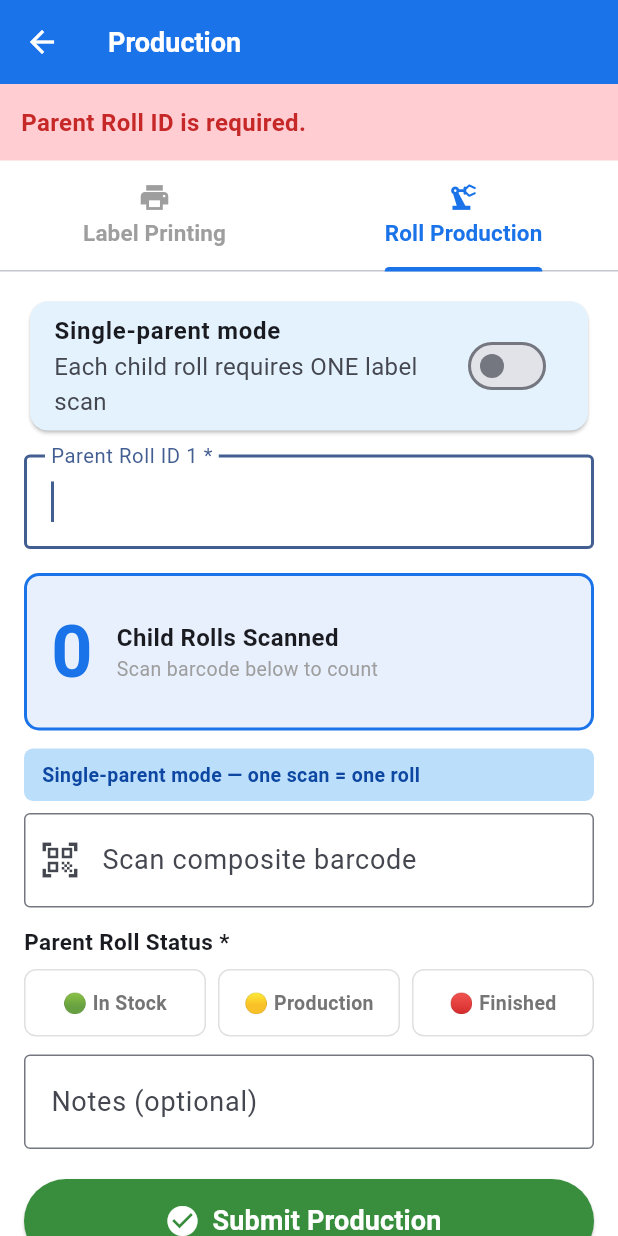
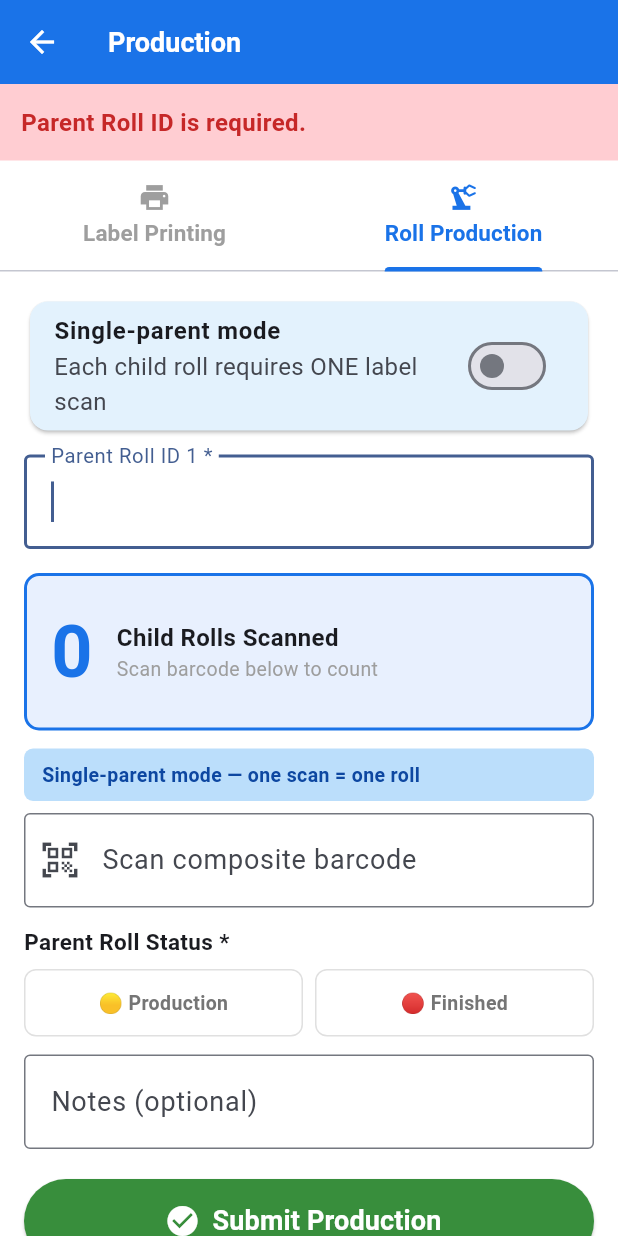
Before and after one commit to servairmarketing/compleat-mobile, a Flutter app: the ProductionScreen screen opened directly, tab 2 chosen, scrolled down 41 dp, after a tap on "Submit Production", after a tap on "Clear", on a phone screen of 412 x 824 dp. Run offline on Flutter 3.47's test engine with Material 3 defaults, Android fonts, the phone set to English and light mode, and no system bars; our stand-ins replace dio, dropdown_search, open_filex, package_info_plus, shared_preferences, sqflite; accounts and stored records are empty; network calls fail.

Commit message:
Roll Production: drop In Stock status, require Production/Finished per parent; 1.0.39+40
A parent that's been used in production has been at least partially
consumed, so it can never logically remain in_stock. Roll Production
now offers only Production / Finished — no default — and submit
blocks unless each parent in scope has an explicit selection. In
two-parent batches, parent 1 and parent 2 each get their own status
slot (parent_statuses payload now reflects per-parent selections
instead of one shared value).

Label Printing tab, Receive screen, and backend untouched.

Co-Authored-By: Claude Opus 4.7 (1M context) <noreply@anthropic.com>

```diff
--- a/lib/screens/production_screen.dart
+++ b/lib/screens/production_screen.dart
@@ -50,7 +50,11 @@ class _ProductionScreenState extends State<ProductionScreen>
   // pending label-1 scan so subsequent scans in a different toggle state are
   // blocked (the batch can't mix single-parent and splice rolls in one doc).
   bool? _rpBatchMode;
-  String _selectedStatus = '';
+  // Per-parent status. "In Stock" is no longer selectable on Roll Production
+  // — a parent that's been used in production has been at least partially
+  // consumed, so it can never logically remain in_stock.
+  String _selectedStatus1 = '';
+  String _selectedStatus2 = '';
   final _rpNotesController = TextEditingController();
   bool _submitting = false;
   final _rpParent1Focus = FocusNode();
@@ -607,8 +611,14 @@ class _ProductionScreenState extends State<ProductionScreen>
     _commitScan(parsedProductId, productName);
   }
 
-  void _selectStatus(String status) {
-    setState(() => _selectedStatus = status);
+  void _selectStatus(int parentSlot, String status) {
+    setState(() {
+      if (parentSlot == 1) {
+        _selectedStatus1 = status;
+      } else {
+        _selectedStatus2 = status;
+      }
+    });
   }
 
   Future<void> _submitProduction() async {
@@ -623,12 +633,24 @@ class _ProductionScreenState extends State<ProductionScreen>
     if (batchTwoParent && p2.isEmpty) { _showMessage('Please enter the second Parent Roll ID.', false); return; }
     if (_scannedItems.isEmpty) { _showMessage('Please scan at least one child roll.', false); return; }
     if (_rpFirstScanProduct != null) { _showMessage('Finish the second scan of the pending splice roll before submitting.', false); return; }
-    if (_selectedStatus.isEmpty) { _showMessage('Please select the parent roll status.', false); return; }
+    // A parent used in production has been at least partially consumed — it
+    // can't stay "in_stock". Force operator to pick Production or Finished
+    // for each parent in scope.
+    if (_selectedStatus1.isEmpty) {
+      _showMessage('Please select status for parent roll 1: Production or Finished.', false);
+      return;
+    }
+    if (batchTwoParent && _selectedStatus2.isEmpty) {
+      _showMessage('Please select status for parent roll 2: Production or Finished.', false);
+      return;
+    }
 
     setState(() => _submitting = true);
 
     final parentRollIds = batchTwoParent ? [p1, p2] : [p1];
-    final parentStatuses = parentRollIds.map((_) => _selectedStatus).toList();
+    final parentStatuses = batchTwoParent
+        ? [_selectedStatus1, _selectedStatus2]
+        : [_selectedStatus1];
     final items = _scannedItems.entries.map((e) => {
       'product_id': e.key,
       'quantity': e.value['count'],
@@ -660,7 +682,8 @@ class _ProductionScreenState extends State<ProductionScreen>
     setState(() {
       _rpTwoParent = false;
       _scannedItems = {};
-      _selectedStatus = '';
+      _selectedStatus1 = '';
+      _selectedStatus2 = '';
       _rpFirstScanProduct = null;
       _rpFirstScanParent = null;
       _rpBatchMode = null;
@@ -1170,16 +1193,29 @@ class _ProductionScreenState extends State<ProductionScreen>
             const SizedBox(height: 8),
           ],
 
-          // Parent roll status
-          const Text('Parent Roll Status *', style: TextStyle(fontSize: 15, fontWeight: FontWeight.bold)),
+          // Parent roll status — Production or Finished only. A parent used
+          // in production cannot remain "in_stock", so that option is gone.
+          // Each parent in scope needs its own explicit selection.
+          Text(
+            (_rpBatchMode ?? _rpTwoParent) ? 'Parent Roll 1 Status *' : 'Parent Roll Status *',
+            style: const TextStyle(fontSize: 15, fontWeight: FontWeight.bold),
+          ),
           const SizedBox(height: 8),
           Row(children: [
-            _statusButton('in_stock', '🟢 In Stock', Colors.green[700]!),
+            _statusButton(1, 'production', '🟡 Production', Colors.orange[700]!),
             const SizedBox(width: 8),
-            _statusButton('production', '🟡 Production', Colors.orange[700]!),
-            const SizedBox(width: 8),
-            _statusButton('finished', '🔴 Finished', Colors.red[700]!),
+            _statusButton(1, 'finished', '🔴 Finished', Colors.red[700]!),
           ]),
+          if (_rpBatchMode ?? _rpTwoParent) ...[
+            const SizedBox(height: 12),
+            const Text('Parent Roll 2 Status *', style: TextStyle(fontSize: 15, fontWeight: FontWeight.bold)),
+            const SizedBox(height: 8),
+            Row(children: [
+              _statusButton(2, 'production', '🟡 Production', Colors.orange[700]!),
+              const SizedBox(width: 8),
+              _statusButton(2, 'finished', '🔴 Finished', Colors.red[700]!),
+            ]),
+          ],
           const SizedBox(height: 12),
           _buildTextField('Notes (optional)', _rpNotesController,
               focusNode: _rpNotesFocus, multiline: true),
@@ -1215,11 +1251,12 @@ class _ProductionScreenState extends State<ProductionScreen>
     );
   }
 
-  Widget _statusButton(String status, String label, Color color) {
-    final selected = _selectedStatus == status;
+  Widget _statusButton(int parentSlot, String status, String label, Color color) {
+    final current = parentSlot == 1 ? _selectedStatus1 : _selectedStatus2;
+    final selected = current == status;
     return Expanded(
       child: GestureDetector(
-        onTap: () => _selectStatus(status),
+        onTap: () => _selectStatus(parentSlot, status),
         child: Container(
           padding: const EdgeInsets.symmetric(vertical: 12),
           decoration: BoxDecoration(
--- a/pubspec.yaml
+++ b/pubspec.yaml
@@ -1,7 +1,7 @@
 name: compleat_mobile
 description: Com-Pleat Inventory Management Mobile App
 publish_to: 'none'
-version: 1.0.38+39
+version: 1.0.39+40
 
 environment:
   sdk: '>=3.0.0 <4.0.0'
```
